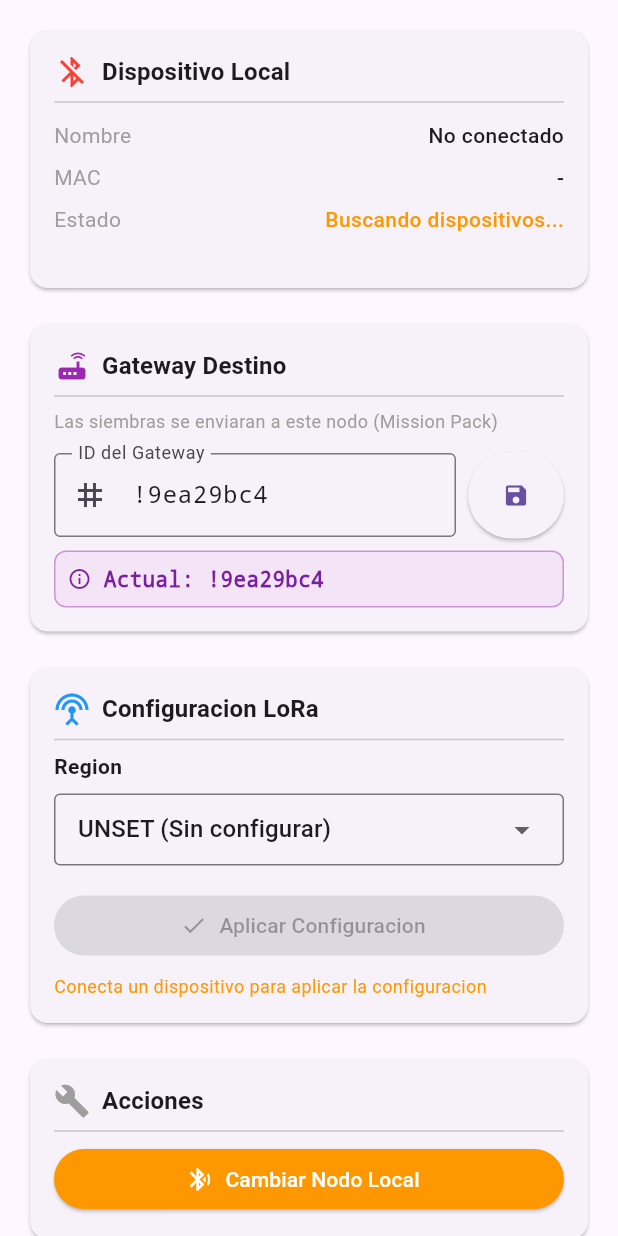
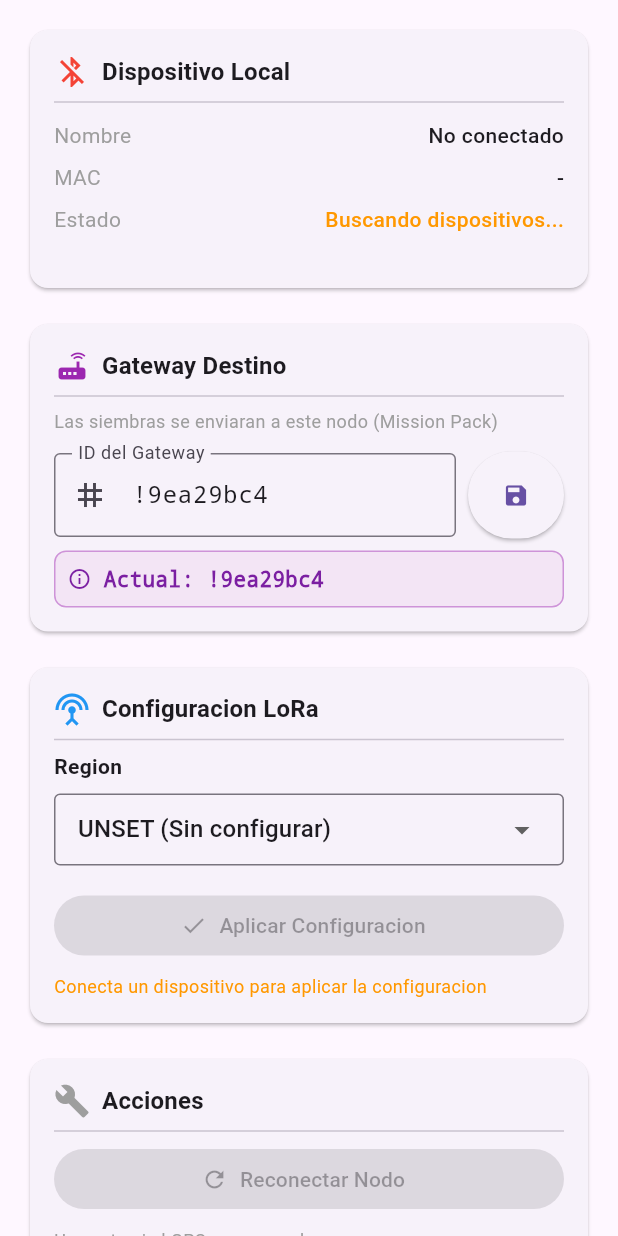
Before and after one commit to pablofelipe01/agro-sirius-v1, a Flutter app: the SettingsScreen widget shown alone on an empty page, opened directly, on a phone screen of 412 x 824 dp. Run offline on Flutter 3.47's test engine with Material 3 defaults, Android fonts, the phone set to English and light mode, and no system bars; our stand-ins replace flutter_blue_plus, permission_handler, shared_preferences; missing offline and left inert: meshtastic_flutter; accounts and stored records are empty.

Commit message:
feat: boton Reconectar Nodo para problemas de GPS
- Nuevo metodo reconnect() en MeshtasticService
- Boton "Reconectar Nodo" en pantalla de Ajustes
- Desconecta y vuelve a conectar para refrescar el estado
- Version 1.0.6+7

Co-Authored-By: Claude Opus 4.5 <noreply@anthropic.com>

```diff
--- a/lib/screens/settings_screen.dart
+++ b/lib/screens/settings_screen.dart
@@ -114,6 +114,28 @@ class _SettingsScreenState extends State<SettingsScreen> {
     if (confirm == true && mounted) {
       final service = Provider.of<MeshtasticService>(context, listen: false);
       await service.disconnect();
+    }
+  }
+
+  Future<void> _reconnectDevice() async {
+    final service = Provider.of<MeshtasticService>(context, listen: false);
+
+    ScaffoldMessenger.of(context).showSnackBar(
+      const SnackBar(
+        content: Text('Reconectando...'),
+        backgroundColor: Colors.blue,
+      ),
+    );
+
+    final success = await service.reconnect();
+
+    if (mounted) {
+      ScaffoldMessenger.of(context).showSnackBar(
+        SnackBar(
+          content: Text(success ? 'Reconectado exitosamente' : 'Error al reconectar'),
+          backgroundColor: success ? Colors.green : Colors.red,
+        ),
+      );
     }
   }
 
@@ -384,6 +406,24 @@ class _SettingsScreenState extends State<SettingsScreen> {
                   SizedBox(
                     width: double.infinity,
                     child: ElevatedButton.icon(
+                      onPressed: service.isConnected ? _reconnectDevice : null,
+                      icon: const Icon(Icons.refresh),
+                      label: const Text('Reconectar Nodo'),
+                      style: ElevatedButton.styleFrom(
+                        backgroundColor: Colors.blue,
+                        foregroundColor: Colors.white,
+                      ),
+                    ),
+                  ),
+                  const SizedBox(height: 8),
+                  const Text(
+                    'Usa esto si el GPS no responde',
+                    style: TextStyle(color: Colors.grey, fontSize: 12),
+                  ),
+                  const SizedBox(height: 12),
+                  SizedBox(
+                    width: double.infinity,
+                    child: ElevatedButton.icon(
                       onPressed: _changeDevice,
                       icon: const Icon(Icons.bluetooth_searching),
                       label: const Text('Cambiar Nodo Local'),
@@ -402,7 +442,7 @@ class _SettingsScreenState extends State<SettingsScreen> {
           // Info de version
           Center(
             child: Text(
-              'AgroSirius v1.0.6',
+              'AgroSirius v1.0.7',
               style: TextStyle(color: Colors.grey[500], fontSize: 12),
             ),
           ),
--- a/pubspec.yaml
+++ b/pubspec.yaml
@@ -16,7 +16,7 @@ publish_to: 'none' # Remove this line if you wish to publish to pub.dev
 # https://developer.apple.com/library/archive/documentation/General/Reference/InfoPlistKeyReference/Articles/CoreFoundationKeys.html
 # In Windows, build-name is used as the major, minor, and patch parts
 # of the product and file versions while build-number is used as the build suffix.
-version: 1.0.5+6  # AgroSirius v6 - Debug logging para mensajes entrantes
+version: 1.0.6+7  # AgroSirius v7 - Boton Reconectar Nodo
 
 environment:
   sdk: ^3.10.7
```
Also changed, not shown: lib/services/meshtastic_service.dart (+33 -0 lines), 1 other file.
